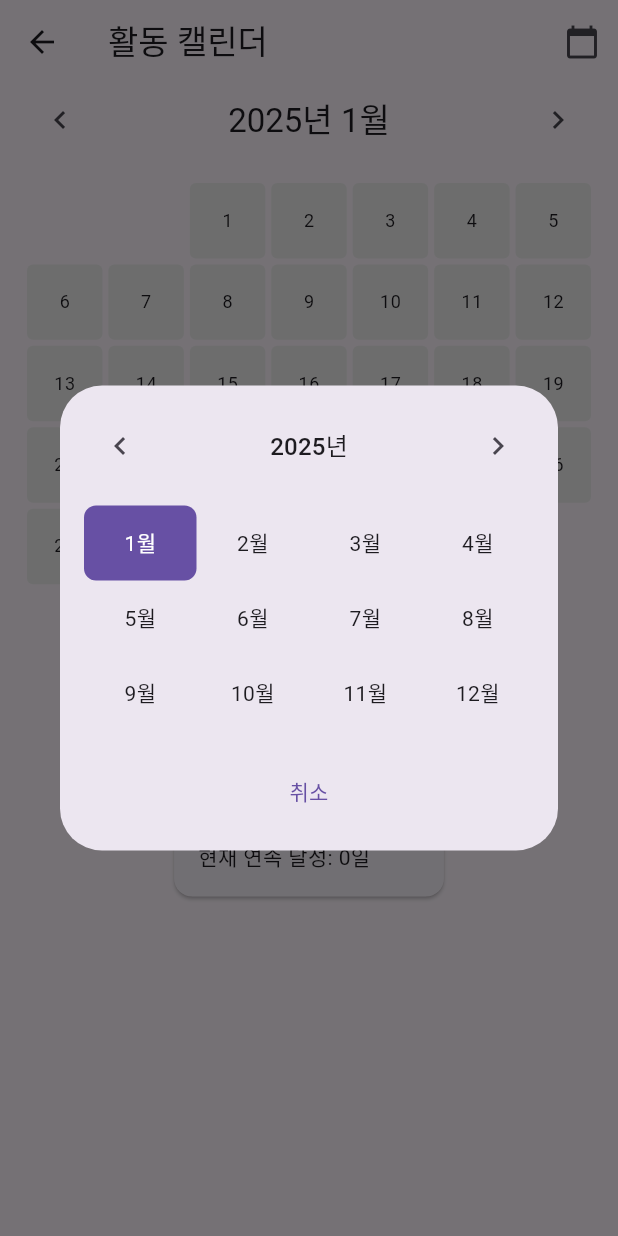
After one commit to bnbong/Simple-Habit-tracker, a Flutter app: the CalendarScreen screen opened directly, after a tap on the "chevron left" icon, after a tap on the "chevron right" icon, after a tap on the "calendar today" icon, on a phone screen of 412 x 824 dp. The commit adds this screen. Run offline on Flutter 3.47's test engine with Material 3 defaults, Android fonts, the phone set to English and light mode, and no system bars; our stand-ins replace flutter_riverpod, sqflite, sqflite_common_ffi; accounts and stored records are empty.

Commit message:
[ADD] 활동 캘린더 기능 추가 - TODO : active-calendar 패키지 적용하여 메인 화면에 github 잔디 위젯 심기

```diff
--- a/lib/data/database/database_helper.dart
+++ b/lib/data/database/database_helper.dart
@@ -1,4 +1,3 @@
-import 'package:sqflite/sqflite.dart';
 import 'package:path/path.dart';
 import 'package:sqflite_common_ffi/sqflite_ffi.dart';
 import 'dart:io';
--- /dev/null
+++ b/lib/data/repositories/calendar_repository_impl.dart
@@ -0,0 +1,75 @@
+import '../../domain/models/calendar_data.dart';
+import '../../domain/models/routine_check.dart';
+import '../../domain/repositories/calendar_repository.dart';
+import '../datasources/routine_check_local_datasource.dart';
+
+class CalendarRepositoryImpl implements CalendarRepository {
+  final RoutineCheckLocalDataSource _routineCheckDataSource;
+
+  CalendarRepositoryImpl(this._routineCheckDataSource);
+
+  @override
+  Future<List<CalendarData>> getMonthlyCalendarData(DateTime month) async {
+    final startDate = DateTime(month.year, month.month, 1);
+    final endDate = DateTime(month.year, month.month + 1, 0);
+
+    final List<CalendarData> calendarData = [];
+    for (var date = startDate; date.isBefore(endDate.add(const Duration(days: 1))); date = date.add(const Duration(days: 1))) {
+      final dailyData = await getDailyCalendarData(date);
+      calendarData.add(dailyData);
+    }
+
+    return calendarData;
+  }
+
+  @override
+  Future<CalendarData> getDailyCalendarData(DateTime date) async {
+    final checks = await _routineCheckDataSource.getDailyChecks(date);
+    final completedCount = checks.where((check) => check['is_completed'] == 1).length;
+
+    return CalendarData(
+      date: date,
+      completionRate: checks.isEmpty ? 0 : completedCount / checks.length,
+      completedCount: completedCount,
+      totalCount: checks.length,
+    );
+  }
+
+  @override
+  Future<MonthlyStatistics> getMonthlyStatistics(DateTime month) async {
+    final calendarData = await getMonthlyCalendarData(month);
+
+    if (calendarData.isEmpty) {
+      return MonthlyStatistics(
+        month: month,
+        averageCompletionRate: 0,
+        currentStreak: 0,
+      );
+    }
+
+    final averageRate = calendarData.map((d) => d.completionRate).reduce((a, b) => a + b) / calendarData.length;
+    final bestDay = calendarData.reduce((a, b) => a.completionRate > b.completionRate ? a : b).date;
+
+    // 현재 연속 달성일 계산
+    int streak = 0;
+    final today = DateTime.now();
+    for (var i = calendarData.length - 1; i >= 0; i--) {
+      final data = calendarData[i];
+      if (data.date.isAfter(today) || data.completionRate < 1.0) break;
+      streak++;
+    }
+
+    return MonthlyStatistics(
+      month: month,
+      averageCompletionRate: averageRate,
+      bestPerformanceDate: bestDay,
+      currentStreak: streak,
+    );
+  }
+
+  @override
+  Future<List<RoutineCheck>> getDailyRoutineChecks(DateTime date) async {
+    final checksData = await _routineCheckDataSource.getDailyChecks(date);
+    return checksData.map((data) => RoutineCheck.fromMap(data)).toList();
+  }
+}
--- /dev/null
+++ b/lib/domain/models/calendar_data.dart
@@ -0,0 +1,38 @@
+import 'routine_check.dart';
+
+class CalendarData {
+  final DateTime date;
+  final double completionRate;
+  final int completedCount;
+  final int totalCount;
+
+  const CalendarData({
+    required this.date,
+    required this.completionRate,
+    required this.completedCount,
+    required this.totalCount,
+  });
+
+  factory CalendarData.fromDailyProgress(DailyProgress progress) {
+    return CalendarData(
+      date: progress.date,
+      completionRate: progress.completionRate,
+      completedCount: progress.completedCount,
+      totalCount: progress.totalCount,
+    );
+  }
+}
+
+class MonthlyStatistics {
+  final DateTime month;
+  final double averageCompletionRate;
+  final DateTime? bestPerformanceDate;
+  final int currentStreak;
+
+  const MonthlyStatistics({
+    required this.month,
+    required this.averageCompletionRate,
+    this.bestPerformanceDate,
+    required this.currentStreak,
+  });
+}
--- /dev/null
+++ b/lib/presentation/providers/calendar_providers.dart
@@ -0,0 +1,31 @@
+import 'package:flutter_riverpod/flutter_riverpod.dart';
+import '../../domain/models/calendar_data.dart';
+import '../../domain/models/routine_check.dart';
+import '../../data/repositories/calendar_repository_impl.dart';
+import '../providers/database_providers.dart';
+
+final calendarRepositoryProvider = Provider<CalendarRepositoryImpl>((ref) {
+  final dataSource = ref.watch(routineCheckLocalDataSourceProvider);
+  return CalendarRepositoryImpl(dataSource);
+});
+
+final selectedMonthProvider = StateProvider<DateTime>((ref) {
+  return DateTime.now();
+});
+
+final monthlyCalendarDataProvider = FutureProvider.family<List<CalendarData>, DateTime>((ref, month) async {
+  final repository = ref.watch(calendarRepositoryProvider);
+  return await repository.getMonthlyCalendarData(month);
+});
+
+final monthlyStatisticsProvider = FutureProvider.family<MonthlyStatistics, DateTime>((ref, month) async {
+  final repository = ref.watch(calendarRepositoryProvider);
+  return await repository.getMonthlyStatistics(month);
+});
+
+final selectedDateProvider = StateProvider<DateTime?>((ref) => null);
+
+final dailyRoutineChecksProvider = FutureProvider.family<List<RoutineCheck>, DateTime>((ref, date) async {
+  final repository = ref.watch(calendarRepositoryProvider);
+  return await repository.getDailyRoutineChecks(date);
+});
--- /dev/null
+++ b/lib/presentation/screens/calendar_screen.dart
@@ -0,0 +1,73 @@
+import 'package:flutter/material.dart';
+import 'package:flutter_riverpod/flutter_riverpod.dart';
+import '../providers/calendar_providers.dart';
+import '../widgets/month_navigator.dart';
+import '../widgets/calendar_heatmap.dart';
+import '../widgets/monthly_statistics_widget.dart';
+import '../widgets/month_picker_dialog.dart';
+
+class CalendarScreen extends ConsumerWidget {
+  const CalendarScreen({super.key});
+
+  @override
+  Widget build(BuildContext context, WidgetRef ref) {
+    final selectedMonth = ref.watch(selectedMonthProvider);
+    final statisticsAsync = ref.watch(monthlyStatisticsProvider(selectedMonth));
+
+    return Scaffold(
+      appBar: AppBar(
+        title: const Text('활동 캘린더'),
+        actions: [
+          IconButton(
+            icon: const Icon(Icons.calendar_today),
+            onPressed: () => _showMonthPicker(context, ref),
+          ),
+        ],
+      ),
+      body: SingleChildScrollView(
+        child: Column(
+          children: [
+            const Padding(
+              padding: EdgeInsets.symmetric(horizontal: 16.0),
+              child: MonthNavigator(),
+            ),
+            const SizedBox(height: 16),
+            const Padding(
+              padding: EdgeInsets.symmetric(horizontal: 16.0),
+              child: CalendarHeatmap(),
+            ),
+            const SizedBox(height: 16),
+            statisticsAsync.when(
+              data: (statistics) => MonthlyStatisticsWidget(statistics: statistics),
+              loading: () => const Center(child: CircularProgressIndicator()),
+              error: (error, stack) => Center(
+                child: Column(
+                  mainAxisAlignment: MainAxisAlignment.center,
+                  children: [
+                    Text('통계를 불러오는 중 오류가 발생했습니다: $error'),
+                    ElevatedButton(
+                      onPressed: () => ref.refresh(monthlyStatisticsProvider(selectedMonth)),
+                      child: const Text('다시 시도'),
+                    ),
+                  ],
+                ),
+              ),
+            ),
+          ],
+        ),
+      ),
+    );
+  }
+
+  void _showMonthPicker(BuildContext context, WidgetRef ref) async {
+    final selectedMonth = ref.watch(selectedMonthProvider);
+    final newDate = await showDialog<DateTime>(
+      context: context,
+      builder: (context) => MonthPickerDialog(initialDate: selectedMonth),
+    );
+
+    if (newDate != null) {
+      ref.read(selectedMonthProvider.notifier).state = newDate;
+    }
+  }
+}
--- /dev/null
+++ b/lib/presentation/widgets/calendar_heatmap.dart
@@ -0,0 +1,98 @@
+import 'package:flutter/material.dart';
+import 'package:flutter_riverpod/flutter_riverpod.dart';
+import '../../domain/models/calendar_data.dart';
+import '../providers/calendar_providers.dart';
+import 'daily_details_sheet.dart';
+
+class CalendarHeatmap extends ConsumerWidget {
+  const CalendarHeatmap({super.key});
+
+  @override
+  Widget build(BuildContext context, WidgetRef ref) {
+    final selectedMonth = ref.watch(selectedMonthProvider);
+    final calendarDataAsync = ref.watch(monthlyCalendarDataProvider(selectedMonth));
+
+    return calendarDataAsync.when(
+      data: (calendarData) => _buildHeatmap(context, calendarData, ref),
+      loading: () => const Center(child: CircularProgressIndicator()),
+      error: (error, stack) => Center(
+        child: Column(
+          mainAxisAlignment: MainAxisAlignment.center,
+          children: [
+            Text('데이터를 불러오는 중 오류가 발생했습니다: $error'),
+            ElevatedButton(
+              onPressed: () => ref.refresh(monthlyCalendarDataProvider(selectedMonth)),
+              child: const Text('다시 시도'),
+            ),
+          ],
+        ),
+      ),
+    );
+  }
+
+  Widget _buildHeatmap(BuildContext context, List<CalendarData> data, WidgetRef ref) {
+    final selectedMonth = ref.watch(selectedMonthProvider);
+    final daysInMonth = DateTime(selectedMonth.year, selectedMonth.month + 1, 0).day;
+    final firstWeekday = DateTime(selectedMonth.year, selectedMonth.month, 1).weekday;
+
+    return GridView.builder(
+      shrinkWrap: true,
+      physics: const NeverScrollableScrollPhysics(),
+      gridDelegate: const SliverGridDelegateWithFixedCrossAxisCount(
+        crossAxisCount: 7,
+        childAspectRatio: 1,
+      ),
+      itemCount: 42, // 6주 x 7일
+      itemBuilder: (context, index) {
+        // 달력의 빈 칸 처리
+        if (index < firstWeekday - 1 || index >= firstWeekday - 1 + daysInMonth) {
+          return const SizedBox();
+        }
+
+        final dayOfMonth = index - firstWeekday + 2;
+        final date = DateTime(selectedMonth.year, selectedMonth.month, dayOfMonth);
+        final calendarData = data.firstWhere(
+          (d) => d.date.year == date.year && d.date.month == date.month && d.date.day == date.day,
+          orElse: () => CalendarData(
+            date: date,
+            completionRate: 0,
+            completedCount: 0,
+            totalCount: 0,
+          ),
+        );
+
+        return GestureDetector(
+          onTap: () => _showDayDetails(context, ref, calendarData),
+          child: Container(
+            margin: const EdgeInsets.all(2),
+            decoration: BoxDecoration(
+              color: _getColorForCompletionRate(calendarData.completionRate),
+              borderRadius: BorderRadius.circular(4),
+            ),
+            child: Center(
+              child: Text(
+                dayOfMonth.toString(),
+                style: Theme.of(context).textTheme.bodySmall,
+              ),
+            ),
+          ),
+        );
+      },
+    );
+  }
+
+  Color _getColorForCompletionRate(double rate) {
+    if (rate == 0) return Colors.grey.shade200;
+    if (rate < 0.3) return Colors.blue.shade100;
+    if (rate < 0.7) return Colors.blue.shade300;
+    return Colors.blue.shade500;
+  }
+
+  void _showDayDetails(BuildContext context, WidgetRef ref, CalendarData data) {
+    ref.read(selectedDateProvider.notifier).state = data.date;
+    showModalBottomSheet(
+      context: context,
+      builder: (context) => DailyDetailsSheet(date: data.date),
+    );
+  }
+}
--- /dev/null
+++ b/lib/presentation/widgets/month_navigator.dart
@@ -0,0 +1,38 @@
+import 'package:flutter/material.dart';
+import 'package:flutter_riverpod/flutter_riverpod.dart';
+import '../providers/calendar_providers.dart';
+import 'package:intl/intl.dart';
+
+class MonthNavigator extends ConsumerWidget {
+  const MonthNavigator({super.key});
+
+  @override
+  Widget build(BuildContext context, WidgetRef ref) {
+    final selectedMonth = ref.watch(selectedMonthProvider);
+    final monthFormat = DateFormat('yyyy년 M월');
+
+    return Row(
+      mainAxisAlignment: MainAxisAlignment.spaceBetween,
+      children: [
+        IconButton(
+          icon: const Icon(Icons.chevron_left),
+          onPressed: () {
+            final newMonth = DateTime(selectedMonth.year, selectedMonth.month - 1);
+            ref.read(selectedMonthProvider.notifier).state = newMonth;
+          },
+        ),
+        Text(
+          monthFormat.format(selectedMonth),
+          style: Theme.of(context).textTheme.titleLarge,
+        ),
+        IconButton(
+          icon: const Icon(Icons.chevron_right),
+          onPressed: () {
+            final newMonth = DateTime(selectedMonth.year, selectedMonth.month + 1);
+            ref.read(selectedMonthProvider.notifier).state = newMonth;
+          },
+        ),
+      ],
+    );
+  }
+}
--- /dev/null
+++ b/lib/presentation/widgets/month_picker_dialog.dart
@@ -0,0 +1,108 @@
+import 'package:flutter/material.dart';
+import 'package:intl/intl.dart';
+
+class MonthPickerDialog extends StatefulWidget {
+  final DateTime initialDate;
+
+  const MonthPickerDialog({
+    super.key,
+    required this.initialDate,
+  });
+
+  @override
+  State<MonthPickerDialog> createState() => _MonthPickerDialogState();
+}
+
+class _MonthPickerDialogState extends State<MonthPickerDialog> {
+  late DateTime _selectedDate;
+  final _yearFormat = DateFormat('yyyy년');
+  final _monthFormat = DateFormat('M월');
+
+  @override
+  void initState() {
+    super.initState();
+    _selectedDate = widget.initialDate;
+  }
+
+  @override
+  Widget build(BuildContext context) {
+    return Dialog(
+      child: Padding(
+        padding: const EdgeInsets.all(16.0),
+        child: Column(
+          mainAxisSize: MainAxisSize.min,
+          children: [
+            Row(
+              mainAxisAlignment: MainAxisAlignment.spaceBetween,
+              children: [
+                IconButton(
+                  icon: const Icon(Icons.chevron_left),
+                  onPressed: () {
+                    setState(() {
+                      _selectedDate = DateTime(
+                        _selectedDate.year - 1,
+                        _selectedDate.month,
+                      );
+                    });
+                  },
+                ),
+                Text(
+                  _yearFormat.format(_selectedDate),
+                  style: Theme.of(context).textTheme.titleMedium,
+                ),
+                IconButton(
+                  icon: const Icon(Icons.chevron_right),
+                  onPressed: () {
+                    setState(() {
+                      _selectedDate = DateTime(
+                        _selectedDate.year + 1,
+                        _selectedDate.month,
+                      );
+                    });
+                  },
+                ),
+              ],
+            ),
+            const SizedBox(height: 16),
+            GridView.builder(
+              shrinkWrap: true,
+              gridDelegate: const SliverGridDelegateWithFixedCrossAxisCount(
+                crossAxisCount: 4,
+                childAspectRatio: 1.5,
+              ),
+              itemCount: 12,
+              itemBuilder: (context, index) {
+                final month = index + 1;
+                final date = DateTime(_selectedDate.year, month);
+                final isSelected = date.year == _selectedDate.year &&
+                                 date.month == _selectedDate.month;
+
+                return InkWell(
+                  onTap: () => Navigator.of(context).pop(date),
+                  child: Container(
+                    alignment: Alignment.center,
+                    decoration: BoxDecoration(
+                      color: isSelected ? Theme.of(context).primaryColor : null,
+                      borderRadius: BorderRadius.circular(8),
+                    ),
+                    child: Text(
+                      _monthFormat.format(date),
+                      style: TextStyle(
+                        color: isSelected ? Colors.white : null,
+                      ),
+                    ),
+                  ),
+                );
+              },
+            ),
+            const SizedBox(height: 16),
+            TextButton(
+              onPressed: () => Navigator.of(context).pop(),
+              child: const Text('취소'),
+            ),
+          ],
+        ),
+      ),
+    );
+  }
+}
--- /dev/null
+++ b/lib/presentation/widgets/monthly_statistics_widget.dart
@@ -0,0 +1,39 @@
+import 'package:flutter/material.dart';
+import '../../domain/models/calendar_data.dart';
+import 'package:intl/intl.dart';
+
+class MonthlyStatisticsWidget extends StatelessWidget {
+  final MonthlyStatistics statistics;
+
+  const MonthlyStatisticsWidget({
+    super.key,
+    required this.statistics,
+  });
+
+  @override
+  Widget build(BuildContext context) {
+    final percentFormat = NumberFormat.percentPattern();
+    final dateFormat = DateFormat('M월 d일');
+
+    return Card(
+      margin: const EdgeInsets.all(8.0),
+      child: Padding(
+        padding: const EdgeInsets.all(16.0),
+        child: Column(
+          crossAxisAlignment: CrossAxisAlignment.start,
+          children: [
+            Text(
+              '월간 통계',
+              style: Theme.of(context).textTheme.titleMedium,
+            ),
+            const SizedBox(height: 8),
+            Text('평균 완료율: ${percentFormat.format(statistics.averageCompletionRate)}'),
+            if (statistics.bestPerformanceDate != null)
+              Text('가장 성실한 날: ${dateFormat.format(statistics.bestPerformanceDate!)}'),
+            Text('현재 연속 달성: ${statistics.currentStreak}일'),
+          ],
+        ),
+      ),
+    );
+  }
+}
--- a/pubspec.yaml
+++ b/pubspec.yaml
@@ -16,6 +16,7 @@ dependencies:
   uuid: ^4.2.1
   path: ^1.8.2
   intl: ^0.20.1
+  logging: ^1.2.0
 
 dev_dependencies:
   flutter_test:
```
Also changed, not shown: lib/domain/repositories/calendar_repository.dart (added, +9 -0 lines), lib/main.dart (+12 -5 lines), lib/presentation/screens/home_screen.dart (+12 -9 lines), lib/presentation/widgets/daily_details_sheet.dart (added, +111 -0 lines), lib/presentation/widgets/routine_check_list.dart (+7 -3 lines), pubspec.lock.
